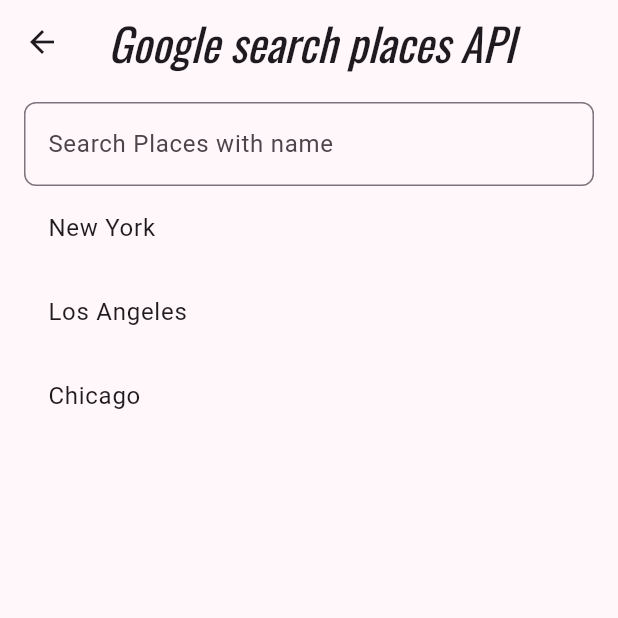
After one commit to rhtmahour/go90Stores, a Flutter app: the GooglePlacesApiScreen screen opened directly, on a phone screen of 412 x 824 dp, the top half of it. The commit adds this screen. Run offline on Flutter 3.47's test engine with Material 3 defaults, Android fonts, the phone set to English and light mode, and no system bars; our stand-ins replace badges, carousel_slider, cloud_firestore, csv, dio, dots_indicator and 13 more; missing offline and left inert: flutter_stripe; accounts and stored records are empty; network calls fail.

Commit message:
code on date 23-05-2025

```diff
--- /dev/null
+++ b/lib/googleplaces_api.dart
@@ -0,0 +1,88 @@
+import 'package:flutter/material.dart';
+import 'package:geocoding/geocoding.dart';
+import 'package:uuid/uuid.dart';
+
+class GooglePlacesApiScreen extends StatefulWidget {
+  const GooglePlacesApiScreen({super.key});
+
+  @override
+  State<GooglePlacesApiScreen> createState() => _GooglePlacesApiScreenState();
+}
+
+class _GooglePlacesApiScreenState extends State<GooglePlacesApiScreen> {
+  TextEditingController searchController = TextEditingController();
+  var uuid = Uuid();
+  String _sessionToken = '122344';
+
+  // Dummy list for demonstration
+  List<dynamic> _placesList = [
+    {"description": "New York"},
+    {"description": "Los Angeles"},
+    {"description": "Chicago"},
+  ];
+
+  @override
+  void initState() {
+    // TODO: implement initState
+    super.initState();
+    searchController.addListener(() {
+      onChanged();
+    });
+  }
+
+  void onChanged() {
+    if (_sessionToken.isEmpty) {
+      setState(() {
+        _sessionToken = uuid.v4();
+      });
+    }
+    getSuggestion(searchController.text);
+  }
+
+  void getSuggestion(String input) async {
+    String KPLACES_API = "AIzaSyAKnUPS_kKqrK3w5nENjY40tVtsFu5YMsE";
+    // Your logic here
+  }
+
+  @override
+  Widget build(BuildContext context) {
+    return Scaffold(
+      appBar: AppBar(
+        title: const Text("Google search places API"),
+      ),
+      body: Padding(
+        padding: const EdgeInsets.symmetric(horizontal: 16.0, vertical: 12),
+        child: Column(
+          children: [
+            TextFormField(
+              controller: searchController,
+              decoration: InputDecoration(
+                alignLabelWithHint: true,
+                labelText: "Search Places with name",
+                border: OutlineInputBorder(
+                  borderRadius: BorderRadius.circular(8.0),
+                ),
+              ),
+            ),
+            Expanded(
+              child: ListView.builder(
+                itemCount: _placesList.length,
+                itemBuilder: (BuildContext context, int index) {
+                  return ListTile(
+                    onTap: () async {
+                      List<Location> locations = await locationFromAddress(
+                          _placesList[index]["description"]);
+                      print(locations.last.longitude);
+                      print(locations.last.latitude);
+                    },
+                    title: Text(_placesList[index]["description"]),
+                  );
+                },
+              ),
+            ),
+          ],
+        ),
+      ),
+    );
+  }
+}
--- a/lib/proceedtocheckout.dart
+++ b/lib/proceedtocheckout.dart
@@ -1,9 +1,9 @@
 import 'package:cloud_firestore/cloud_firestore.dart';
 import 'package:firebase_auth/firebase_auth.dart';
 import 'package:flutter/material.dart';
-import 'package:go90stores/customer_current_location.dart';
 import 'package:go90stores/orderpage.dart';
 import 'package:go90stores/services/stripe_service.dart';
+import 'package:go90stores/user_current_location.dart';
 import 'package:provider/provider.dart';
 import 'cart_provider.dart';
 
--- a/pubspec.yaml
+++ b/pubspec.yaml
@@ -55,7 +55,7 @@ dependencies:
   lottie: ^3.3.1
   flutter_local_notifications: ^19.2.1
   firebase_messaging: ^15.2.3
-  http: ^1.4.0
+  http: ^0.13.6
   intl: ^0.20.2
   flutter_stripe: ^11.4.0
   dio: ^5.8.0+1
@@ -64,6 +64,9 @@ dependencies:
   google_maps_flutter: ^2.12.2
   geocoding: ^3.0.0
   geolocator: ^14.0.0
+  uuid: ^4.5.1
+  google_places_flutter: ^2.1.0
+  location: ^8.0.0
 
 dev_dependencies:
   flutter_test:
```
Also changed, not shown: lib/user_current_location.dart (renamed from lib/customer_current_location.dart), pubspec.lock, 1 other file.
